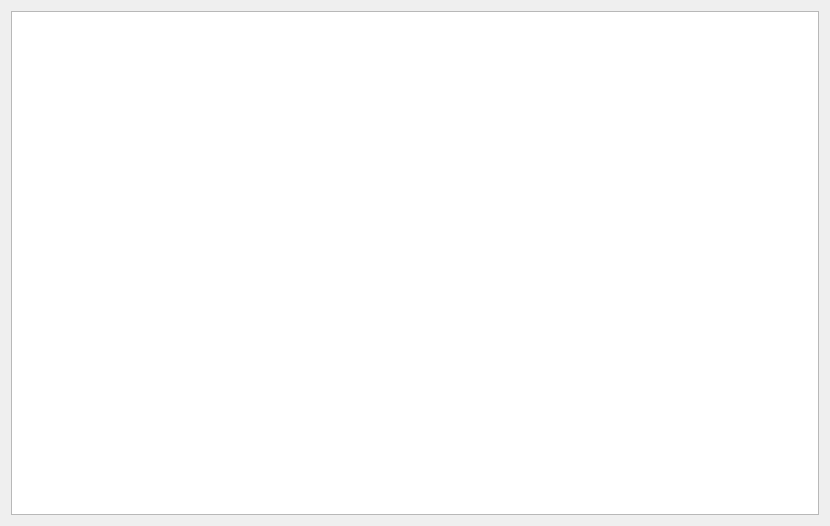
Before: the Qt Designer form ui/devicelist.ui in dnadlinger/devil, drawn with Qt 5.
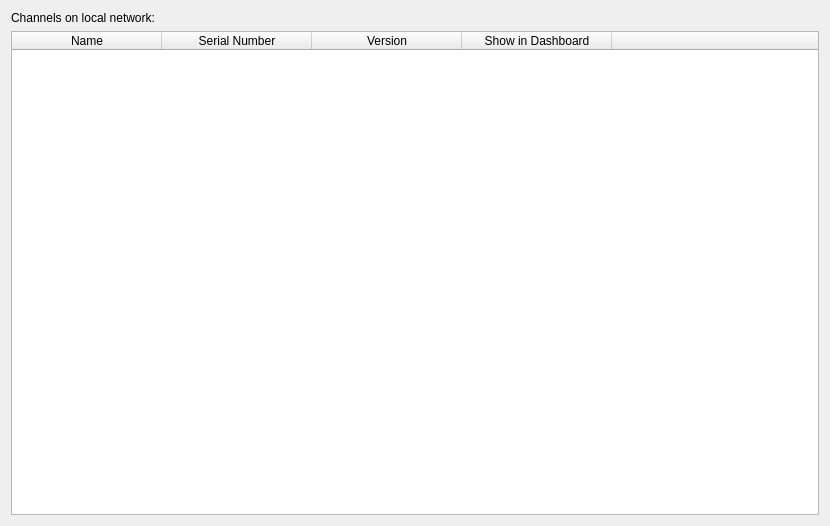
After: the same form once the commit is applied.

Commit message: Device List: Disable editing, named headers

```diff
--- a/ui/devicelist.ui
+++ b/ui/devicelist.ui
@@ -14,22 +14,64 @@
    <string>EVIL Network</string>
   </property>
   <layout class="QVBoxLayout" name="verticalLayout">
+   <item>
+    <widget class="QLabel" name="label">
+     <property name="text">
+      <string>Channels on local network:</string>
+     </property>
+    </widget>
+   </item>
    <item>
     <widget class="QTableWidget" name="deviceTableWidget">
      <property name="columnCount">
       <number>5</number>
      </property>
      <attribute name="horizontalHeaderVisible">
+      <bool>true</bool>
+     </attribute>
+     <attribute name="horizontalHeaderDefaultSectionSize">
+      <number>150</number>
+     </attribute>
+     <attribute name="horizontalHeaderHighlightSections">
       <bool>false</bool>
      </attribute>
+     <attribute name="horizontalHeaderShowSortIndicator" stdset="0">
+      <bool>false</bool>
+     </attribute>
+     <attribute name="horizontalHeaderStretchLastSection">
+      <bool>true</bool>
+     </attribute>
      <attribute name="verticalHeaderVisible">
       <bool>false</bool>
      </attribute>
-     <column/>
-     <column/>
-     <column/>
-     <column/>
-     <column/>
+     <attribute name="verticalHeaderHighlightSections">
+      <bool>false</bool>
+     </attribute>
+     <column>
+      <property name="text">
+       <string>Name</string>
+      </property>
+     </column>
+     <column>
+      <property name="text">
+       <string>Serial Number</string>
+      </property>
+     </column>
+     <column>
+      <property name="text">
+       <string>Version</string>
+      </property>
+     </column>
+     <column>
+      <property name="text">
+       <string>Show in Dashboard</string>
+      </property>
+     </column>
+     <column>
+      <property name="text">
+       <string/>
+      </property>
+     </column>
     </widget>
    </item>
   </layout>
```
Left out of the diff: 3 changed lines with no effect on the pictures.
